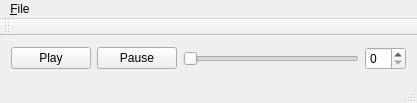
Before: the Qt Designer form mainwindow.ui in jonperdomo/polytracker, drawn with Qt 5.
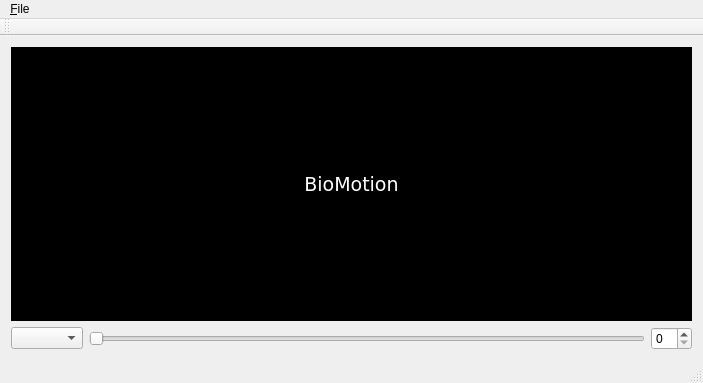
After: the same form once the commit is applied.

Commit message: Added QLabel for displaying frames in main UI

```diff
--- a/mainwindow.ui
+++ b/mainwindow.ui
@@ -6,8 +6,8 @@
    <rect>
     <x>0</x>
     <y>0</y>
-    <width>417</width>
-    <height>102</height>
+    <width>703</width>
+    <height>383</height>
    </rect>
   </property>
   <property name="windowTitle">
@@ -16,30 +16,463 @@
   <widget class="QWidget" name="centralWidget">
    <layout class="QHBoxLayout" name="horizontalLayout" stretch="0">
     <item>
-     <layout class="QHBoxLayout" name="buttonLayout">
+     <layout class="QVBoxLayout" name="mainLayout">
       <item>
-       <widget class="QPushButton" name="playButton">
-        <property name="text">
-         <string>Play</string>
-        </property>
-       </widget>
+       <layout class="QVBoxLayout" name="frameLayout">
+        <item>
+         <widget class="QLabel" name="frameLabel">
+          <property name="palette">
+           <palette>
+            <active>
+             <colorrole role="WindowText">
+              <brush brushstyle="SolidPattern">
+               <color alpha="255">
+                <red>255</red>
+                <green>255</green>
+                <blue>255</blue>
+               </color>
+              </brush>
+             </colorrole>
+             <colorrole role="Button">
+              <brush brushstyle="SolidPattern">
+               <color alpha="255">
+                <red>0</red>
+                <green>0</green>
+                <blue>0</blue>
+               </color>
+              </brush>
+             </colorrole>
+             <colorrole role="Light">
+              <brush brushstyle="SolidPattern">
+               <color alpha="255">
+                <red>0</red>
+                <green>0</green>
+                <blue>0</blue>
+               </color>
+              </brush>
+             </colorrole>
+             <colorrole role="Midlight">
+              <brush brushstyle="SolidPattern">
+               <color alpha="255">
+                <red>0</red>
+                <green>0</green>
+                <blue>0</blue>
+               </color>
+              </brush>
+             </colorrole>
+             <colorrole role="Dark">
+              <brush brushstyle="SolidPattern">
+               <color alpha="255">
+                <red>0</red>
+                <green>0</green>
+                <blue>0</blue>
+               </color>
+              </brush>
+             </colorrole>
+             <colorrole role="Mid">
+              <brush brushstyle="SolidPattern">
+               <color alpha="255">
+                <red>0</red>
+                <green>0</green>
+                <blue>0</blue>
+               </color>
+              </brush>
+             </colorrole>
+             <colorrole role="Text">
+              <brush brushstyle="SolidPattern">
+               <color alpha="255">
+                <red>255</red>
+                <green>255</green>
+                <blue>255</blue>
+               </color>
+              </brush>
+             </colorrole>
+             <colorrole role="BrightText">
+              <brush brushstyle="SolidPattern">
+               <color alpha="255">
+                <red>255</red>
+                <green>255</green>
+                <blue>255</blue>
+               </color>
+              </brush>
+             </colorrole>
+             <colorrole role="ButtonText">
+              <brush brushstyle="SolidPattern">
+               <color alpha="255">
+                <red>255</red>
+                <green>255</green>
+                <blue>255</blue>
+               </color>
+              </brush>
+             </colorrole>
+             <colorrole role="Base">
+              <brush brushstyle="SolidPattern">
+               <color alpha="255">
+                <red>0</red>
+                <green>0</green>
+                <blue>0</blue>
+               </color>
+              </brush>
+             </colorrole>
+             <colorrole role="Window">
+              <brush brushstyle="SolidPattern">
+               <color alpha="255">
+                <red>0</red>
+                <green>0</green>
+                <blue>0</blue>
+               </color>
+              </brush>
+             </colorrole>
+             <colorrole role="Shadow">
+              <brush brushstyle="SolidPattern">
+               <color alpha="255">
+                <red>0</red>
+                <green>0</green>
+                <blue>0</blue>
+               </color>
+              </brush>
+             </colorrole>
+             <colorrole role="AlternateBase">
+              <brush brushstyle="SolidPattern">
+               <color alpha="255">
+                <red>0</red>
+                <green>0</green>
+                <blue>0</blue>
+               </color>
+              </brush>
+             </colorrole>
+             <colorrole role="ToolTipBase">
+              <brush brushstyle="SolidPattern">
+               <color alpha="255">
+                <red>255</red>
+                <green>255</green>
+                <blue>220</blue>
+               </color>
+              </brush>
+             </colorrole>
+             <colorrole role="ToolTipText">
+              <brush brushstyle="SolidPattern">
+               <color alpha="255">
+                <red>0</red>
+                <green>0</green>
+                <blue>0</blue>
+               </color>
+              </brush>
+             </colorrole>
+            </active>
+            <inactive>
+             <colorrole role="WindowText">
+              <brush brushstyle="SolidPattern">
+               <color alpha="255">
+                <red>255</red>
+                <green>255</green>
+                <blue>255</blue>
+               </color>
+              </brush>
+             </colorrole>
+             <colorrole role="Button">
+              <brush brushstyle="SolidPattern">
+               <color alpha="255">
+                <red>0</red>
+                <green>0</green>
+                <blue>0</blue>
+               </color>
+              </brush>
+             </colorrole>
+             <colorrole role="Light">
+              <brush brushstyle="SolidPattern">
+               <color alpha="255">
+                <red>0</red>
+                <green>0</green>
+                <blue>0</blue>
+               </color>
+              </brush>
+             </colorrole>
+             <colorrole role="Midlight">
+              <brush brushstyle="SolidPattern">
+               <color alpha="255">
+                <red>0</red>
+                <green>0</green>
+                <blue>0</blue>
+               </color>
+              </brush>
+             </colorrole>
+             <colorrole role="Dark">
+              <brush brushstyle="SolidPattern">
+               <color alpha="255">
+                <red>0</red>
+                <green>0</green>
+                <blue>0</blue>
+               </color>
+              </brush>
+             </colorrole>
+             <colorrole role="Mid">
+              <brush brushstyle="SolidPattern">
+               <color alpha="255">
+                <red>0</red>
+                <green>0</green>
+                <blue>0</blue>
+               </color>
+              </brush>
+             </colorrole>
+             <colorrole role="Text">
+              <brush brushstyle="SolidPattern">
+               <color alpha="255">
+                <red>255</red>
+                <green>255</green>
+                <blue>255</blue>
+               </color>
+              </brush>
+             </colorrole>
+             <colorrole role="BrightText">
+              <brush brushstyle="SolidPattern">
+               <color alpha="255">
+                <red>255</red>
+                <green>255</green>
+                <blue>255</blue>
+               </color>
+              </brush>
+             </colorrole>
+             <colorrole role="ButtonText">
+              <brush brushstyle="SolidPattern">
+               <color alpha="255">
+                <red>255</red>
+                <green>255</green>
+                <blue>255</blue>
+               </color>
+              </brush>
+             </colorrole>
+             <colorrole role="Base">
+              <brush brushstyle="SolidPattern">
+               <color alpha="255">
+                <red>0</red>
+                <green>0</green>
+                <blue>0</blue>
+               </color>
+              </brush>
+             </colorrole>
+             <colorrole role="Window">
+              <brush brushstyle="SolidPattern">
+               <color alpha="255">
+                <red>0</red>
+                <green>0</green>
+                <blue>0</blue>
+               </color>
+              </brush>
+             </colorrole>
+             <colorrole role="Shadow">
+              <brush brushstyle="SolidPattern">
+               <color alpha="255">
+                <red>0</red>
+                <green>0</green>
+                <blue>0</blue>
+               </color>
+              </brush>
+             </colorrole>
+             <colorrole role="AlternateBase">
+              <brush brushstyle="SolidPattern">
+               <color alpha="255">
+                <red>0</red>
+                <green>0</green>
+                <blue>0</blue>
+               </color>
+              </brush>
+             </colorrole>
+             <colorrole role="ToolTipBase">
+              <brush brushstyle="SolidPattern">
+               <color alpha="255">
+                <red>255</red>
+                <green>255</green>
+                <blue>220</blue>
+               </color>
+              </brush>
+             </colorrole>
+             <colorrole role="ToolTipText">
+              <brush brushstyle="SolidPattern">
+               <color alpha="255">
+                <red>0</red>
+                <green>0</green>
+                <blue>0</blue>
+               </color>
+              </brush>
+             </colorrole>
+            </inactive>
+            <disabled>
+             <colorrole role="WindowText">
+              <brush brushstyle="SolidPattern">
+               <color alpha="255">
+                <red>0</red>
+                <green>0</green>
+                <blue>0</blue>
+               </color>
+              </brush>
+             </colorrole>
+             <colorrole role="Button">
+              <brush brushstyle="SolidPattern">
+               <color alpha="255">
+                <red>0</red>
+                <green>0</green>
+                <blue>0</blue>
+               </color>
+              </brush>
+             </colorrole>
+             <colorrole role="Light">
+              <brush brushstyle="SolidPattern">
+               <color alpha="255">
+                <red>0</red>
+                <green>0</green>
+                <blue>0</blue>
+               </color>
+              </brush>
+             </colorrole>
+             <colorrole role="Midlight">
+              <brush brushstyle="SolidPattern">
+               <color alpha="255">
+                <red>0</red>
+                <green>0</green>
+                <blue>0</blue>
+               </color>
+              </brush>
+             </colorrole>
+             <colorrole role="Dark">
+              <brush brushstyle="SolidPattern">
+               <color alpha="255">
+                <red>0</red>
+                <green>0</green>
+                <blue>0</blue>
+               </color>
+              </brush>
+             </colorrole>
+             <colorrole role="Mid">
+              <brush brushstyle="SolidPattern">
+               <color alpha="255">
+                <red>0</red>
+                <green>0</green>
+                <blue>0</blue>
+               </color>
+              </brush>
+             </colorrole>
+             <colorrole role="Text">
+              <brush brushstyle="SolidPattern">
+               <color alpha="255">
+                <red>0</red>
+                <green>0</green>
+                <blue>0</blue>
+               </color>
+              </brush>
+             </colorrole>
+             <colorrole role="BrightText">
+              <brush brushstyle="SolidPattern">
+               <color alpha="255">
+                <red>255</red>
+                <green>255</green>
+                <blue>255</blue>
+               </color>
+              </brush>
+             </colorrole>
+             <colorrole role="ButtonText">
+              <brush brushstyle="SolidPattern">
+               <color alpha="255">
+                <red>0</red>
+                <green>0</green>
+                <blue>0</blue>
+               </color>
+              </brush>
+             </colorrole>
+             <colorrole role="Base">
+              <brush brushstyle="SolidPattern">
+               <color alpha="255">
+                <red>0</red>
+                <green>0</green>
+                <blue>0</blue>
+               </color>
+              </brush>
+             </colorrole>
+             <colorrole role="Window">
+              <brush brushstyle="SolidPattern">
+               <color alpha="255">
+                <red>0</red>
+                <green>0</green>
+                <blue>0</blue>
+               </color>
+              </brush>
+             </colorrole>
+             <colorrole role="Shadow">
+              <brush brushstyle="SolidPattern">
+               <color alpha="255">
+                <red>0</red>
+                <green>0</green>
+                <blue>0</blue>
+               </color>
+              </brush>
+             </colorrole>
+             <colorrole role="AlternateBase">
+              <brush brushstyle="SolidPattern">
+               <color alpha="255">
+                <red>0</red>
+                <green>0</green>
+                <blue>0</blue>
+               </color>
+              </brush>
+             </colorrole>
+             <colorrole role="ToolTipBase">
+              <brush brushstyle="SolidPattern">
+               <color alpha="255">
+                <red>255</red>
+                <green>255</green>
+                <blue>220</blue>
+               </color>
+              </brush>
+             </colorrole>
+             <colorrole role="ToolTipText">
+              <brush brushstyle="SolidPattern">
+               <color alpha="255">
+                <red>0</red>
+                <green>0</green>
+                <blue>0</blue>
+               </color>
+              </brush>
+             </colorrole>
+            </disabled>
+           </palette>
+          </property>
+          <property name="font">
+           <font>
+            <family>DejaVu Sans Light</family>
+            <pointsize>14</pointsize>
+            <weight>50</weight>
+            <bold>false</bold>
+           </font>
+          </property>
+          <property name="autoFillBackground">
+           <bool>true</bool>
+          </property>
+          <property name="text">
+           <string>BioMotion</string>
+          </property>
+          <property name="alignment">
+           <set>Qt::AlignCenter</set>
+          </property>
+         </widget>
+        </item>
+       </layout>
       </item>
       <item>
-       <widget class="QPushButton" name="pauseButton">
-        <property name="text">
-         <string>Pause</string>
-        </property>
-       </widget>
-      </item>
-      <item>
-       <widget class="QSlider" name="frameSlider">
-        <property name="orientation">
-         <enum>Qt::Horizontal</enum>
-        </property>
-       </widget>
-      </item>
-      <item>
-       <widget class="QSpinBox" name="frameSpinBox"/>
+       <layout class="QHBoxLayout" name="controlLayout">
+        <item>
+         <widget class="QComboBox" name="videoComboBox"/>
+        </item>
+        <item>
+         <widget class="QSlider" name="frameSlider">
+          <property name="orientation">
+           <enum>Qt::Horizontal</enum>
+          </property>
+         </widget>
+        </item>
+        <item>
+         <widget class="QSpinBox" name="frameSpinBox"/>
+        </item>
+       </layout>
       </item>
      </layout>
     </item>
@@ -50,7 +483,7 @@
     <rect>
      <x>0</x>
      <y>0</y>
-     <width>417</width>
+     <width>703</width>
      <height>20</height>
     </rect>
    </property>
```
Left out of the diff: 24 changed lines with no effect on the pictures. The commit also changes 4 other files.
